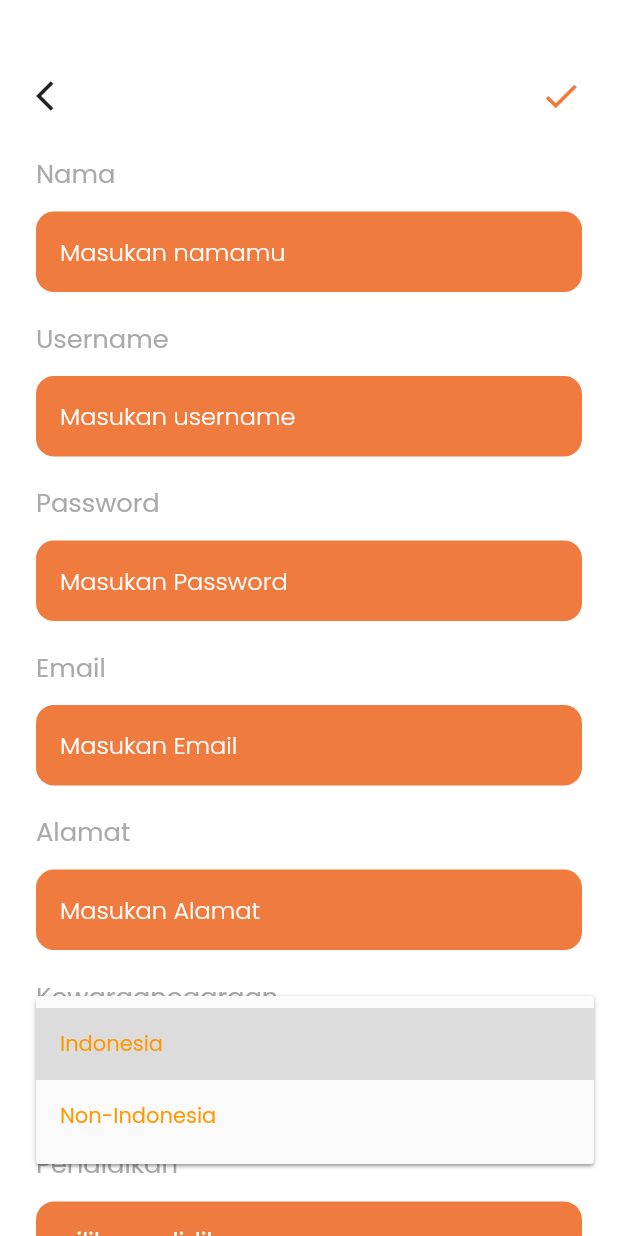
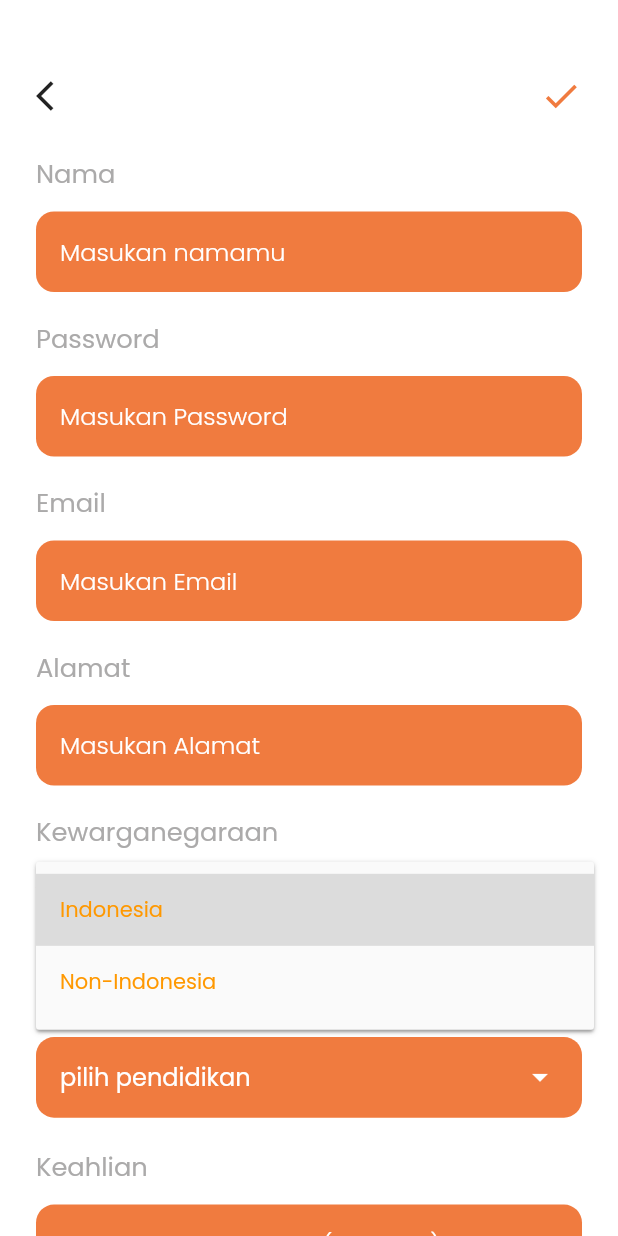
Before and after one commit to nuhptr/nuwai-app, a Flutter app: the EditProfile screen opened by its route, after a tap on "pilih kewarganegaraan", on a phone screen of 412 x 824 dp. Run offline on Flutter 3.47's test engine with Material 2 defaults, Android fonts, the phone set to English and light mode, and no system bars; our stand-ins replace flutter_screenutil, get, google_fonts, lottie.

Commit message:
delete username

```diff
--- a/lib/pages/edit_profile_page.dart
+++ b/lib/pages/edit_profile_page.dart
@@ -12,7 +12,6 @@ class EditProfile extends StatefulWidget {
 
 class _EditProfileState extends State<EditProfile> {
   var nameController = TextEditingController(text: "");
-  var usernameController = TextEditingController(text: "");
   var passwordController = TextEditingController(text: "");
   var emailController = TextEditingController(text: "");
   var alamatController = TextEditingController(text: "");
@@ -69,15 +68,6 @@ class _EditProfileState extends State<EditProfile> {
         hintText: "Masukan namamu",
         textEditingController: nameController,
         inputType: TextInputType.name,
-      );
-    }
-
-    Widget username() {
-      return TextFieldWidget(
-        name: "Username",
-        hintText: "Masukan username",
-        textEditingController: usernameController,
-        inputType: TextInputType.text,
       );
     }
 
@@ -321,7 +311,6 @@ class _EditProfileState extends State<EditProfile> {
               children: [
                 header(),
                 namaLengkap(),
-                username(),
                 password(),
                 email(),
                 address(),
--- a/lib/pages/home_page.dart
+++ b/lib/pages/home_page.dart
@@ -1,6 +1,5 @@
 import 'package:flutter/material.dart';
 import 'package:get/get.dart';
-import 'package:lottie/lottie.dart';
 import 'package:flutter_screenutil/flutter_screenutil.dart';
 
 import '/theme.dart';
@@ -38,7 +37,7 @@ class _HomePageState extends State<HomePage> {
                     height: 2,
                   ),
                   Text(
-                    "nuhptr_",
+                    "nugrahaadi733@gmail.com",
                     overflow: TextOverflow.ellipsis,
                     maxLines: 1,
                     style: poppinsRegular.copyWith(
```
Also changed, not shown: lib/pages/login_page.dart (+5 -4 lines), lib/pages/register_page.dart (+9 -9 lines).
